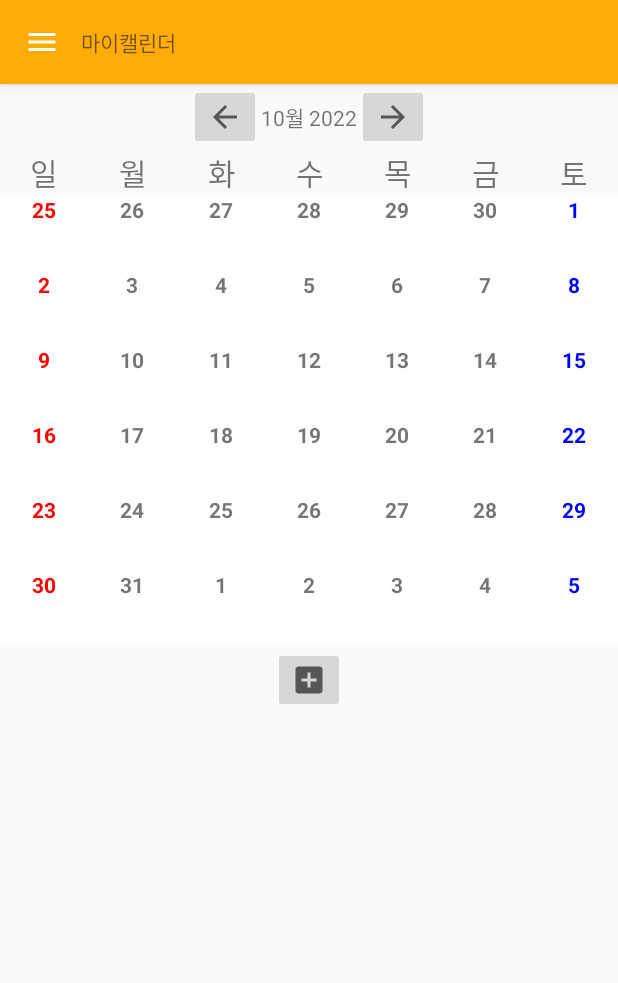
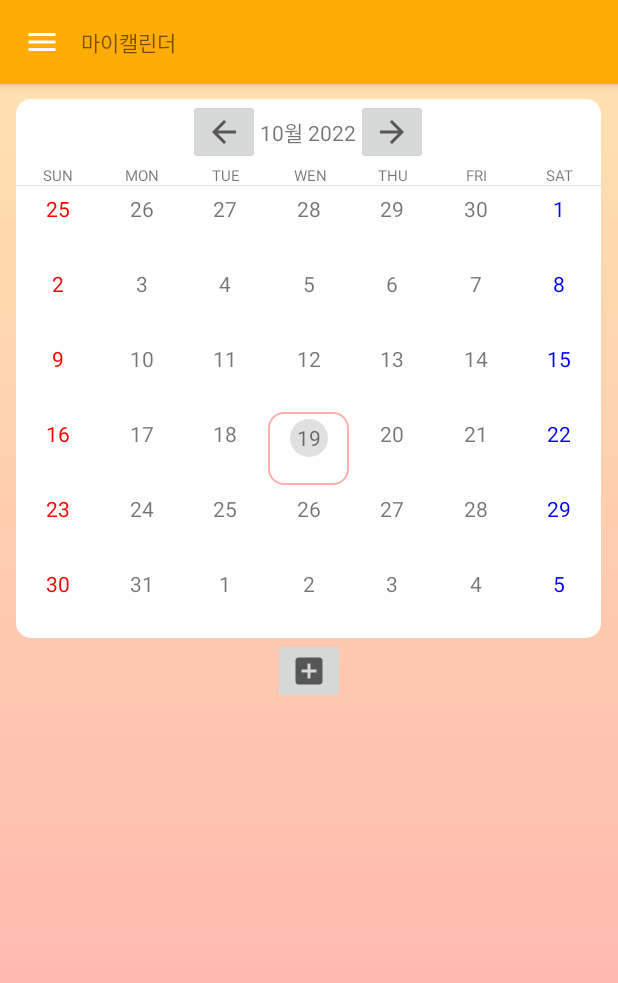
Before and after one commit to JIYUN1578/Share_calendar, an Android app: the MainActivity screen opened directly, with no data from a screen before it, on a phone screen of 412 x 824 dp. Shown: the top 983 px of the screen. Run offline under Robolectric (Android 15) with nearby library versions, the phone set to English and light mode, and no system bars; our stand-ins replace Firebase (no records; nobody signed in at launch, a user with empty details on screens opened directly).

Commit message:
[20221020 전지윤] xml 꾸미기 1차 (내 캘린더 꾸미기)

```diff
--- a/app/src/main/java/ort/techtown/share_calendar/Adapter/CalendarAdapter.java
+++ b/app/src/main/java/ort/techtown/share_calendar/Adapter/CalendarAdapter.java
@@ -53,11 +53,11 @@ public class CalendarAdapter extends RecyclerView.Adapter<CalendarAdapter.Calend
         }else{
             holder.tv_day.setText(String.valueOf(day.getDayOfMonth()));
 
+            if(day.equals(CalendarUtil.selectedDate)){
+                holder.parentView.setBackgroundResource(R.drawable.selectedday);
+            }
             if(day.equals(CalendarUtil.today)){
-                holder.parentView.setBackgroundColor(Color.LTGRAY);
-            }
-            else{
-                holder.parentView.setBackgroundColor(Color.BLACK);
+                holder.tv_day.setBackgroundResource(R.drawable.gb_circle);
             }
 
             ///텍스트 색상 지정 (토, 일)
@@ -78,13 +78,10 @@ public class CalendarAdapter extends RecyclerView.Adapter<CalendarAdapter.Calend
                 int iMonth = day.getMonthValue();
                 int iDay = day.getDayOfMonth();
 
-                String sdate = iYear + "-" + String.format("%02d",iMonth) +"-"+String.format("%02d",iDay);
-                DateTimeFormatter formatter = DateTimeFormatter.ofPattern("yyyy-MM-dd");
-
-                CalendarUtil.selectedDate = LocalDate.parse(sdate , formatter);
-                if (position!=RecyclerView.NO_POSITION){
+                CalendarUtil.selectedDate = LocalDate.of(iYear,iMonth,iDay);
+                if (holder.getAdapterPosition()!=RecyclerView.NO_POSITION){
                     if (mListener!=null){
-                        mListener.onItemClick (view,position);
+                        mListener.onItemClick (view,holder.getAdapterPosition());
                     }
                 }
             }
--- a/app/src/main/java/ort/techtown/share_calendar/MainActivity.java
+++ b/app/src/main/java/ort/techtown/share_calendar/MainActivity.java
@@ -210,6 +210,7 @@ public class MainActivity extends AppCompatActivity implements GoogleApiClient.O
         adapter.setOnItemClickListener(new CalendarAdapter.OnItemClickListener() {
             @Override
             public void onItemClick(View v, int position) {
+                setMonthview();
                 setTodoList(uid);
             }
         });
--- /dev/null
+++ b/app/src/main/res/drawable/bg_calendar.xml
@@ -0,0 +1,16 @@
+<?xml version="1.0" encoding="utf-8"?>
+<shape xmlns:android="http://schemas.android.com/apk/res/android"
+    android:shape="rectangle"
+    >
+
+    <solid android:color="@color/white"/>
+    <corners
+        android:topLeftRadius="10dp"
+        android:topRightRadius="10dp"
+        android:bottomLeftRadius="10dp"
+        android:bottomRightRadius="10dp"/>
+
+
+
+
+</shape>
--- /dev/null
+++ b/app/src/main/res/drawable/gb_circle.xml
@@ -0,0 +1,13 @@
+<?xml version="1.0" encoding="utf-8"?>
+<shape xmlns:android="http://schemas.android.com/apk/res/android"
+    android:shape="oval"
+    >
+
+    <solid android:color="@color/gray"/>
+    <corners
+        android:radius="10dp"/>
+    <size
+        android:width="25dp"
+        android:height="25dp"/>
+
+</shape>
--- /dev/null
+++ b/app/src/main/res/drawable/main_gradation.xml
@@ -0,0 +1,10 @@
+<?xml version="1.0" encoding="utf-8"?>
+<shape xmlns:android="http://schemas.android.com/apk/res/android"
+    android:shape="rectangle">
+
+    <gradient
+        android:startColor="#FFE4AF"
+        android:endColor="#FFAFB0"
+        android:angle="270"/>
+
+</shape>
--- /dev/null
+++ b/app/src/main/res/drawable/selectedday.xml
@@ -0,0 +1,19 @@
+<?xml version="1.0" encoding="utf-8"?>
+<layer-list xmlns:android="http://schemas.android.com/apk/res/android">
+    <item
+        android:bottom ="1dp"
+        android:left ="1dp"
+        android:right="1dp"
+        android:top="1dp"    >
+        <shape android:shape="rectangle">
+            <stroke android:color="@color/pink"
+                android:width="1dp"/>
+            <size
+                android:width="10dp"
+                android:height="10dp"/>
+            <corners
+                android:radius="10dp"/>
+        </shape>
+    </item>
+
+</layer-list>
--- /dev/null
+++ b/app/src/main/res/drawable/underline.xml
@@ -0,0 +1,17 @@
+<?xml version="1.0" encoding="utf-8"?>
+<layer-list xmlns:android="http://schemas.android.com/apk/res/android">
+    <item
+        android:bottom ="0.5dp"
+        android:left ="-2dp"
+        android:right="-2dp"
+        android:top="-12dp"    >
+        <shape android:shape="rectangle">
+            <stroke android:color="@color/gray"
+                android:width="0.5dp"/>
+            <size
+                android:width="10dp"
+                android:height="10dp"/>
+        </shape>
+    </item>
+
+</layer-list>
--- a/app/src/main/res/layout/activity_main.xml
+++ b/app/src/main/res/layout/activity_main.xml
@@ -3,19 +3,23 @@
     xmlns:app="http://schemas.android.com/apk/res-auto"
     xmlns:tools="http://schemas.android.com/tools"
     android:id="@+id/drawer_layout"
+    android:background="@drawable/main_gradation"
     android:layout_width="match_parent"
     android:layout_height="match_parent"
     tools:context=".MainActivity">
 
     <LinearLayout
         android:layout_width="match_parent"
-        android:layout_height="wrap_content"
+        android:layout_height="match_parent"
         android:orientation="vertical" >
 
         <include layout="@layout/toolbar" />
 
        <LinearLayout
-           android:layout_width="match_parent"
+           android:layout_marginTop="10dp"
+           android:background="@drawable/bg_calendar"
+           android:layout_gravity="center"
+           android:layout_width="390dp"
            android:layout_height="wrap_content"
            android:orientation="vertical">
 
@@ -51,61 +55,68 @@
                android:orientation="horizontal">
 
                <TextView
-                   android:textSize="20dp"
+                   android:background="@drawable/underline"
+                   android:textSize="10dp"
                    android:gravity="center"
                    android:layout_weight="1"
                    android:layout_width="match_parent"
                    android:layout_height="wrap_content"
-                   android:text="일" />
+                   android:text="SUN" />
 
                <TextView
-                   android:textSize="20dp"
+                   android:background="@drawable/underline"
+                   android:textSize="10dp"
                    android:gravity="center"
                    android:layout_weight="1"
                    android:layout_width="match_parent"
                    android:layout_height="wrap_content"
-                   android:text="월"/>
+                   android:text="MON"/>
 
                <TextView
-                   android:textSize="20dp"
+                   android:background="@drawable/underline"
+                   android:textSize="10dp"
                    android:gravity="center"
                    android:layout_weight="1"
                    android:id="@+id/tv_tuesday"
                    android:layout_width="match_parent"
                    android:layout_height="wrap_content"
-                   android:text="화"/>
+                   android:text="TUE"/>
 
                <TextView
-                   android:textSize="20dp"
+                   android:background="@drawable/underline"
+                   android:textSize="10dp"
                    android:gravity="center"
                    android:layout_weight="1"
                    android:layout_width="match_parent"
                    android:layout_height="wrap_content"
-                   android:text="수" />
+                   android:text="WEN" />
 
                <TextView
-                   android:textSize="20dp"
+                   android:background="@drawable/underline"
+                   android:textSize="10dp"
                    android:gravity="center"
                    android:layout_weight="1"
                    android:layout_width="match_parent"
                    android:layout_height="wrap_content"
-                   android:text="목"/>
+                   android:text="THU"/>
 
                <TextView
-                   android:textSize="20dp"
+                   android:background="@drawable/underline"
+                   android:textSize="10dp"
                    android:gravity="center"
                    android:layout_weight="1"
                    android:layout_width="match_parent"
                    android:layout_height="wrap_content"
-                   android:text="금" />
+                   android:text="FRI" />
 
                <TextView
-                   android:textSize="20dp"
+                   android:background="@drawable/underline"
+                   android:textSize="10dp"
                    android:gravity="center"
                    android:layout_weight="1"
                    android:layout_width="match_parent"
                    android:layout_height="wrap_content"
-                   android:text="토" />
+                   android:text="SAT" />
 
            </LinearLayout>
 
@@ -115,6 +126,7 @@
                android:layout_width="match_parent"
                android:layout_height="301dp" />
 
+       </LinearLayout>
         <ImageButton
         android:layout_gravity="center"
         android:id="@+id/btn_gotoAddActivity"
@@ -125,9 +137,6 @@
         app:layout_constraintEnd_toEndOf="parent"
         app:layout_constraintStart_toStartOf="parent"
         app:layout_constraintTop_toBottomOf="@+id/recyclerview" />
-
-
-       </LinearLayout>
         <androidx.recyclerview.widget.RecyclerView
             android:id="@+id/todoListRecyclerView"
             android:layout_width="match_parent"
--- a/app/src/main/res/layout/calendar_cell.xml
+++ b/app/src/main/res/layout/calendar_cell.xml
@@ -2,20 +2,22 @@
 <androidx.constraintlayout.widget.ConstraintLayout xmlns:android="http://schemas.android.com/apk/res/android"
     xmlns:app="http://schemas.android.com/apk/res-auto"
     android:id="@+id/parent_view"
-    android:backgroundTint="@color/white"
+    android:background="@drawable/bg_calendar"
     xmlns:tools="http://schemas.android.com/tools"
     android:layout_width="match_parent"
     android:layout_height="50dp">
 
     <TextView
+        android:layout_marginTop="5dp"
         android:id="@+id/tv_day"
         android:layout_width="wrap_content"
         android:layout_height="wrap_content"
         android:gravity="center"
         android:text="1"
-        android:textStyle="bold"
         app:layout_constraintEnd_toEndOf="parent"
         app:layout_constraintStart_toStartOf="parent"
         app:layout_constraintTop_toTopOf="parent" />
 
+
+
 </androidx.constraintlayout.widget.ConstraintLayout>
--- a/app/src/main/res/values/colors.xml
+++ b/app/src/main/res/values/colors.xml
@@ -7,4 +7,6 @@
     <color name="teal_700">#FF018786</color>
     <color name="black">#FF000000</color>
     <color name="white">#FFFFFFFF</color>
+    <color name="gray">#E0E0E0</color>
+    <color name="pink">#FFAFB0</color>
 </resources>
```
Lines whose indentation alone changed are shown as unchanged.
